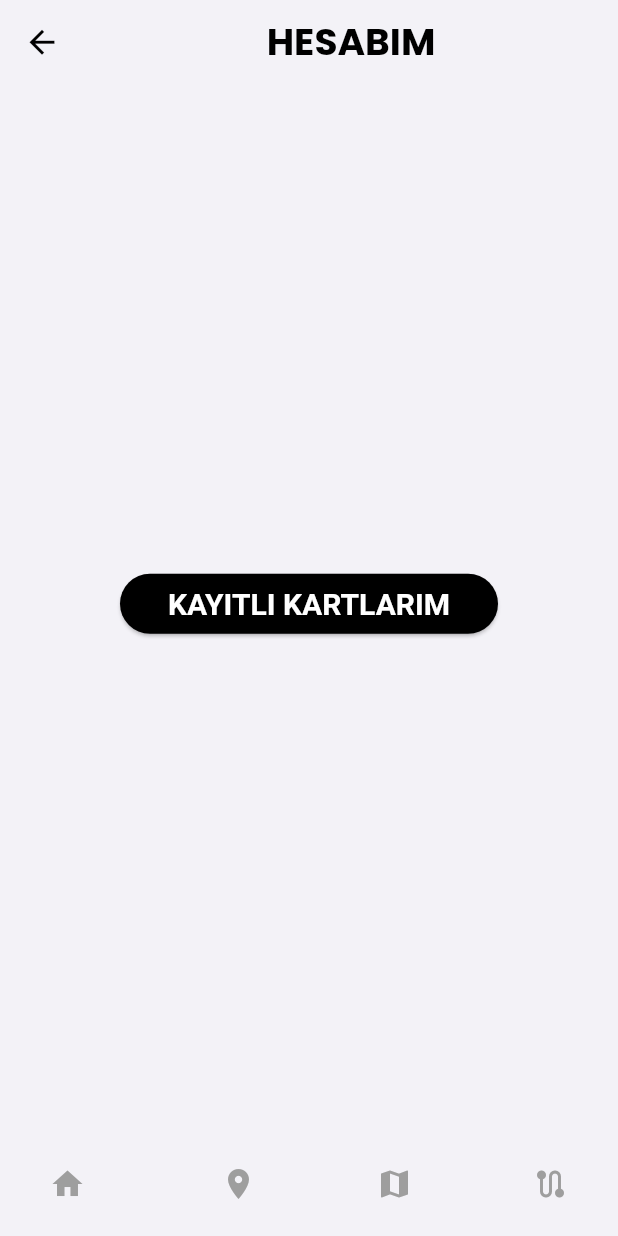
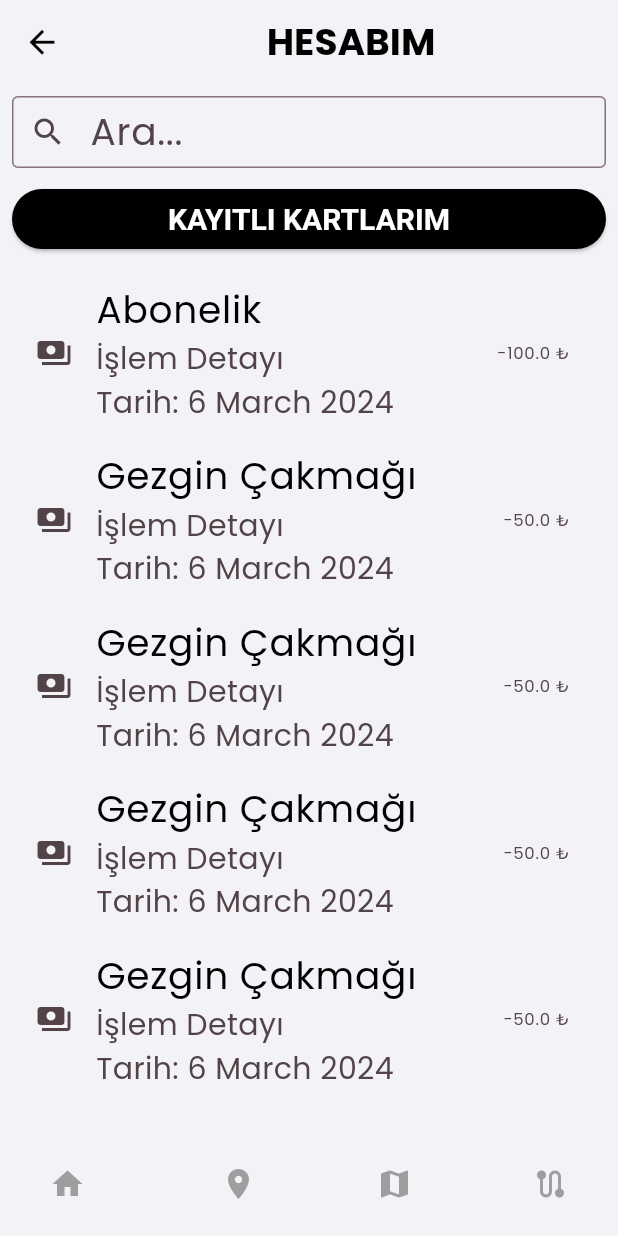
Before and after one commit to Hunvisk/MobilProgramlamaFinal, a Flutter app: the UserAccount screen opened by its route, on a phone screen of 412 x 824 dp. Run offline on Flutter 3.47's test engine with Material 3 defaults, Android fonts, the phone set to English and light mode, and no system bars; drawn by our look-alikes of google_nav_bar; our stand-ins replace carousel_slider, flex_color_scheme, flutter_credit_card, flutter_svg, gap, smooth_page_indicator.

Commit message:
Hesabım Sayfasında  Düzenlemeler Yapıldı

```diff
--- a/flutterfinalproje/lib/screens/user/account/useraccount.dart
+++ b/flutterfinalproje/lib/screens/user/account/useraccount.dart
@@ -1,46 +1,147 @@
-// ignore_for_file: prefer_const_constructors, avoid_unnecessary_containers, deprecated_member_use
+// ignore_for_file: prefer_const_constructors, deprecated_member_use, prefer_const_literals_to_create_immutables, use_key_in_widget_constructors
 
 import 'package:flutter/material.dart';
 import 'package:flutterfinalproje/widgets/myappbar.dart';
 import 'package:flutterfinalproje/widgets/mybottomnavbar.dart';
+import 'package:gap/gap.dart';
+import 'package:intl/intl.dart'; // Intl kütüphanesini ekliyoruz
+
+class Transaction {
+  final String title;
+  final String subtitle;
+  final double amount;
+  final DateTime date; // Tarih bilgisi ekliyoruz
+
+  Transaction({
+    required this.title,
+    required this.subtitle,
+    required this.amount,
+    required this.date,
+  });
+}
 
 class UserAccount extends StatelessWidget {
-  const UserAccount({super.key});
+  const UserAccount({Key? key});
 
   @override
   Widget build(BuildContext context) {
-    return Container(
-        child: Scaffold(
+    List<Transaction> transactions = [
+      Transaction(
+        title: 'Abonelik',
+        subtitle: 'İşlem Detayı',
+        amount: -100,
+        date: DateTime.now(), // Şu anki tarih
+      ),
+      Transaction(
+        title: 'Gezgin Çakmağı',
+        subtitle: 'İşlem Detayı',
+        amount: -50,
+        date: DateTime.now(), // Şu anki tarih
+      ),
+      Transaction(
+        title: 'Gezgin Çakmağı',
+        subtitle: 'İşlem Detayı',
+        amount: -50,
+        date: DateTime.now(), // Şu anki tarih
+      ),
+      Transaction(
+        title: 'Gezgin Çakmağı',
+        subtitle: 'İşlem Detayı',
+        amount: -50,
+        date: DateTime.now(), // Şu anki tarih
+      ),
+      Transaction(
+        title: 'Gezgin Çakmağı',
+        subtitle: 'İşlem Detayı',
+        amount: -50,
+        date: DateTime.now(), // Şu anki tarih
+      ),
+      Transaction(
+        title: 'Gezgin Çakmağı',
+        subtitle: 'İşlem Detayı',
+        amount: -50,
+        date: DateTime.now(), // Şu anki tarih
+      ),
+      Transaction(
+        title: 'Gezgin Çakmağı',
+        subtitle: 'İşlem Detayı',
+        amount: -50,
+        date: DateTime.now(), // Şu anki tarih
+      ),
+      // İşlem yapılan tarihleri istediğiniz gibi ekleyebilirsiniz
+    ];
+
+    return Scaffold(
       appBar: MyAppBar(
         title: 'HESABIM',
       ),
-      body: Center(
+      body: Container(
+        padding: const EdgeInsets.all(8.0),
+        child: Column(
+          children: [
+            TextField(
+              onChanged: (value) {},
+              onSubmitted: (value) {},
+              decoration: InputDecoration(
+                hintText: "Ara...",
+                border: OutlineInputBorder(),
+                contentPadding: EdgeInsets.all(4.0),
+                prefixIcon: Icon(Icons.search), // Arama simgesi
+              ),
+            ),
+            Gap(10), // Spacer
+            Center(
               child: ElevatedButton(
                 style: ElevatedButton.styleFrom(
                   primary: Theme.of(context).primaryColor,
-            textStyle: TextStyle(
+                  textStyle: const TextStyle(
                     fontWeight: FontWeight.bold,
                     fontSize: 21,
                   ),
+                  padding: const EdgeInsets.symmetric(horizontal: 20), // Butonun iç boşluğunu ayarla
                 ),
                 onPressed: () {
                   Navigator.pushNamed(context, '/CardsInfo');
                 },
-          child: Padding(
-            padding: const EdgeInsets.all(8.0),
-            child: Container(
-              child: Text(
+                child: Row(
+                  mainAxisAlignment: MainAxisAlignment.center,
+                  children: [
+                    Text(
                       "KAYITLI KARTLARIM",
                       style: TextStyle(
                         fontSize: 20,
                         color: Colors.white,
                       ),
                     ),
+                  ],
                 ),
               ),
             ),
+            Gap(10), // Spacer
+            Expanded(
+              child: ListView.builder(
+                itemCount: transactions.length,
+                itemBuilder: (context, index) {
+                  final transaction = transactions[index];
+                  return ListTile(
+                    leading: Icon(Icons.payments), // İşlem ikonu
+                    title: Text(transaction.title),
+                    subtitle: Column(
+                      crossAxisAlignment: CrossAxisAlignment.start,
+                      children: [
+                        Text(transaction.subtitle),
+                        Text('Tarih: ${DateFormat('d MMMM y').format(transaction.date)}'), // Dinamik tarih
+                      ],
+                    ),
+                    trailing: Text('${transaction.amount} ₺'),
+                  );
+                },
+              ),
+            ),
+          ],
+        ),
       ),
       bottomNavigationBar: MyBottomNavBar(),
-    ));
+    );
   }
 }
--- a/flutterfinalproje/pubspec.yaml
+++ b/flutterfinalproje/pubspec.yaml
@@ -45,6 +45,7 @@ dependencies:
   flutter_credit_card: ^4.0.1
   credit_card_form: ^0.0.7
   image_picker: ^1.0.7
+  intl: ^0.19.0
 
 
 dev_dependencies:
```
Also changed, not shown: flutterfinalproje/pubspec.lock, 2 other files. Lines whose indentation alone changed are shown as unchanged.
